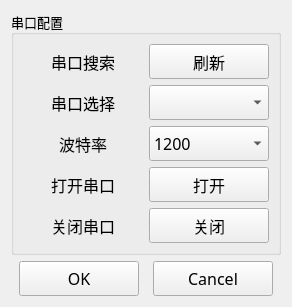
Qt form ui/serial_config.ui (jiang-xin9/PyCom) before a commit.
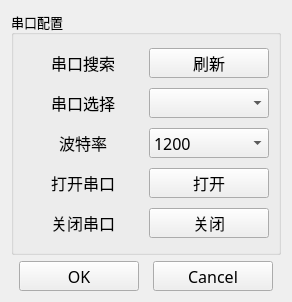
The same form after that commit. Icons and pictures are not drawn. Custom widgets are drawn as their Qt base class.

Commit message: 更新UI大小，新增图标

What changed in the file:
```diff
--- a/ui/serial_config.ui
+++ b/ui/serial_config.ui
@@ -39,13 +39,13 @@
           <property name="minimumSize">
            <size>
             <width>120</width>
-            <height>35</height>
+            <height>30</height>
            </size>
           </property>
           <property name="maximumSize">
            <size>
             <width>120</width>
-            <height>35</height>
+            <height>30</height>
            </size>
           </property>
           <property name="font">
@@ -67,13 +67,13 @@
           <property name="minimumSize">
            <size>
             <width>120</width>
-            <height>35</height>
+            <height>30</height>
            </size>
           </property>
           <property name="maximumSize">
            <size>
             <width>120</width>
-            <height>35</height>
+            <height>30</height>
            </size>
           </property>
           <property name="font">
@@ -99,13 +99,13 @@
           <property name="minimumSize">
            <size>
             <width>120</width>
-            <height>35</height>
+            <height>30</height>
            </size>
           </property>
           <property name="maximumSize">
            <size>
             <width>120</width>
-            <height>35</height>
+            <height>30</height>
            </size>
           </property>
           <property name="font">
@@ -127,13 +127,13 @@
           <property name="minimumSize">
            <size>
             <width>120</width>
-            <height>35</height>
+            <height>30</height>
            </size>
           </property>
           <property name="maximumSize">
            <size>
             <width>120</width>
-            <height>35</height>
+            <height>30</height>
            </size>
           </property>
           <property name="font">
@@ -156,13 +156,13 @@
           <property name="minimumSize">
            <size>
             <width>120</width>
-            <height>35</height>
+            <height>30</height>
            </size>
           </property>
           <property name="maximumSize">
            <size>
             <width>120</width>
-            <height>35</height>
+            <height>30</height>
            </size>
           </property>
           <property name="font">
@@ -184,13 +184,13 @@
           <property name="minimumSize">
            <size>
             <width>120</width>
-            <height>35</height>
+            <height>30</height>
            </size>
           </property>
           <property name="maximumSize">
            <size>
             <width>120</width>
-            <height>35</height>
+            <height>30</height>
            </size>
           </property>
           <property name="font">
@@ -293,13 +293,13 @@
           <property name="minimumSize">
            <size>
             <width>120</width>
-            <height>35</height>
+            <height>30</height>
            </size>
           </property>
           <property name="maximumSize">
            <size>
             <width>120</width>
-            <height>35</height>
+            <height>30</height>
            </size>
           </property>
           <property name="font">
@@ -321,13 +321,13 @@
           <property name="minimumSize">
            <size>
             <width>120</width>
-            <height>35</height>
+            <height>30</height>
            </size>
           </property>
           <property name="maximumSize">
            <size>
             <width>120</width>
-            <height>35</height>
+            <height>30</height>
            </size>
           </property>
           <property name="font">
@@ -353,13 +353,13 @@
           <property name="minimumSize">
            <size>
             <width>120</width>
-            <height>35</height>
+            <height>30</height>
            </size>
           </property>
           <property name="maximumSize">
            <size>
             <width>35</width>
-            <height>16777215</height>
+            <height>30</height>
            </size>
           </property>
           <property name="font">
@@ -381,13 +381,13 @@
           <property name="minimumSize">
            <size>
             <width>120</width>
-            <height>35</height>
+            <height>30</height>
            </size>
           </property>
           <property name="maximumSize">
            <size>
             <width>120</width>
-            <height>35</height>
+            <height>30</height>
            </size>
           </property>
           <property name="font">
@@ -416,13 +416,13 @@
        <property name="minimumSize">
         <size>
          <width>120</width>
-         <height>35</height>
+         <height>30</height>
         </size>
        </property>
        <property name="maximumSize">
         <size>
          <width>120</width>
-         <height>35</height>
+         <height>30</height>
         </size>
        </property>
        <property name="font">
@@ -441,13 +441,13 @@
        <property name="minimumSize">
         <size>
          <width>120</width>
-         <height>35</height>
+         <height>30</height>
         </size>
        </property>
        <property name="maximumSize">
         <size>
          <width>120</width>
-         <height>35</height>
+         <height>30</height>
         </size>
        </property>
        <property name="font">
```
Left out of the diff: 16 changed lines with no effect on the pictures. The commit also changes 1 other file.
